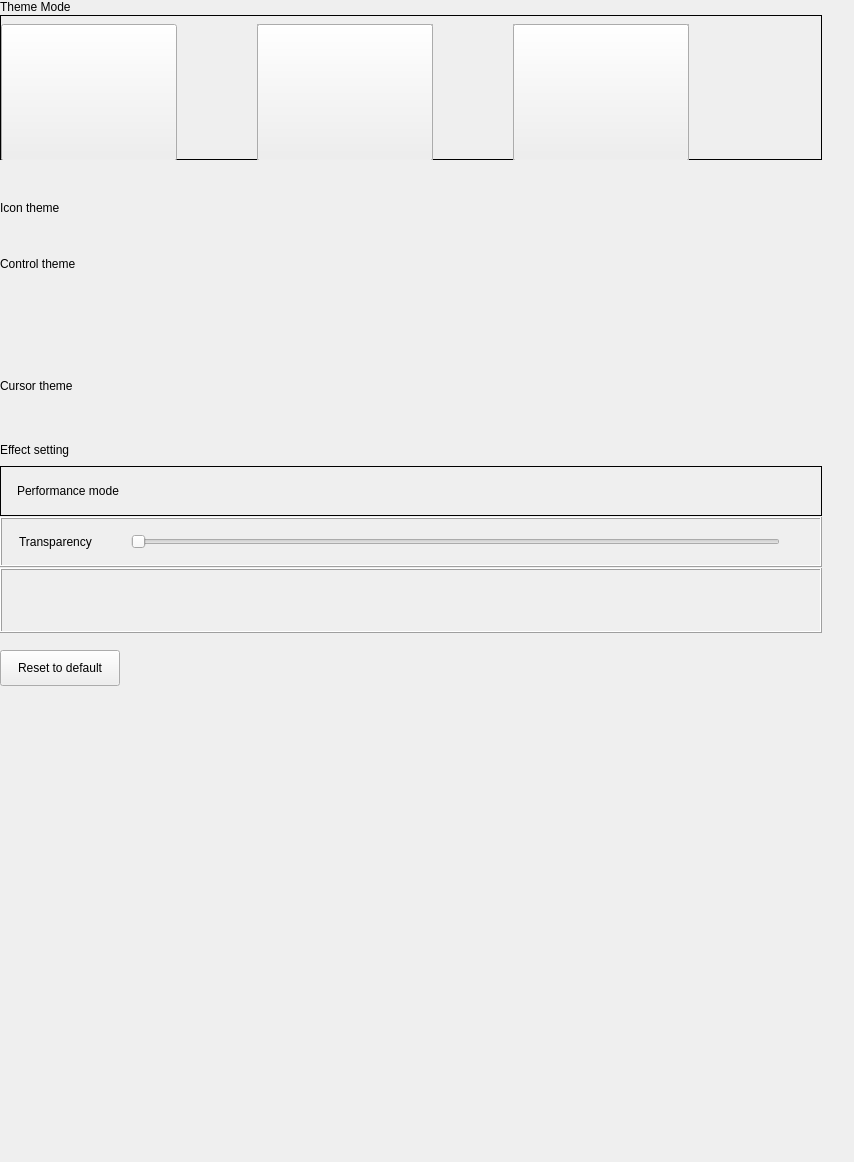
The window that plugins/personalized/theme/theme.ui (ukui/ukui-control-center) describes before a commit, drawn with Qt 5.
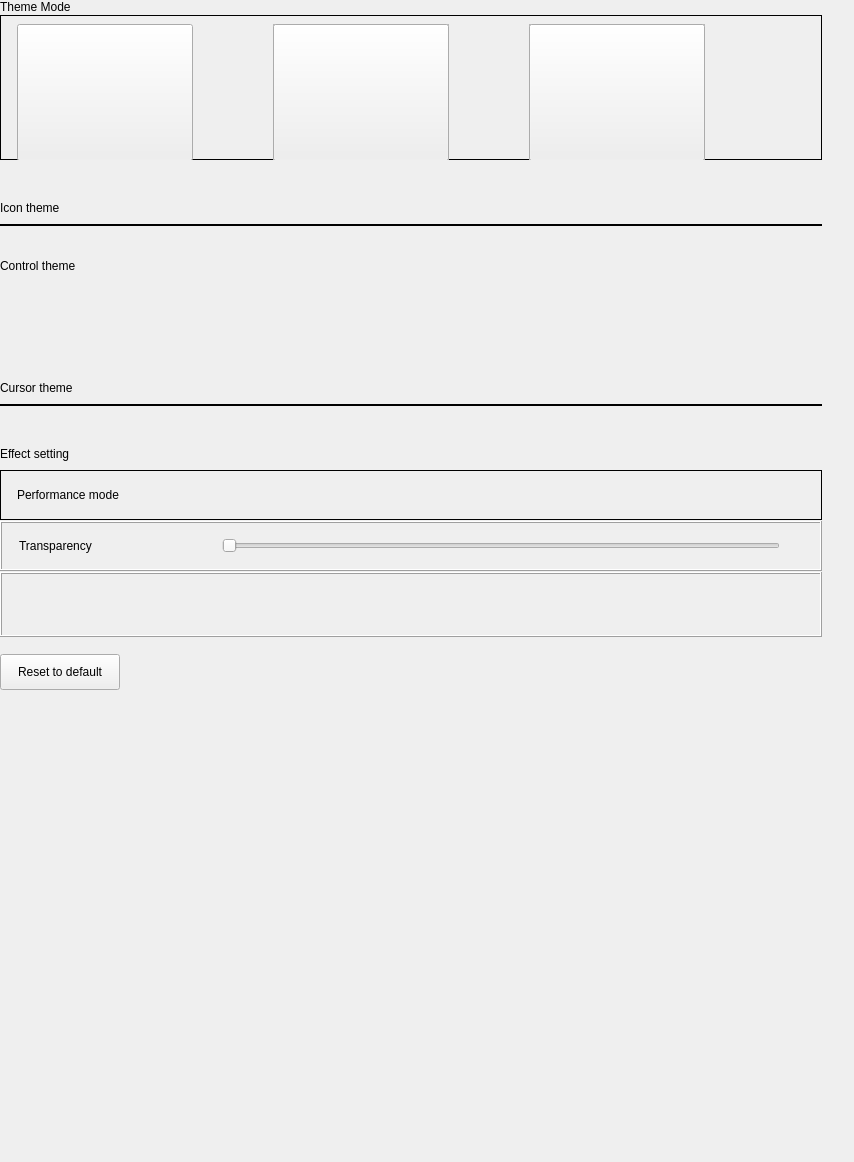
The same window after the commit. Custom widgets are drawn as their Qt base class.

Commit message:
fix(Theme): Theme
Description: Theme

Log: 更换主题界面部分样式

```diff
--- a/plugins/personalized/theme/theme.ui
+++ b/plugins/personalized/theme/theme.ui
@@ -99,7 +99,7 @@
             <number>16</number>
            </property>
            <property name="leftMargin">
-            <number>0</number>
+            <number>16</number>
            </property>
            <property name="topMargin">
             <number>8</number>
@@ -363,7 +363,10 @@
          </spacer>
         </item>
         <item>
-         <widget class="QWidget" name="iconThemeWidget" native="true">
+         <widget class="QFrame" name="iconThemeFrame">
+          <property name="frameShape">
+           <enum>QFrame::Box</enum>
+          </property>
           <layout class="QVBoxLayout" name="verticalLayout_8">
            <property name="spacing">
             <number>0</number>
@@ -511,7 +514,10 @@
          </spacer>
         </item>
         <item>
-         <widget class="QWidget" name="cursorWidget" native="true">
+         <widget class="QFrame" name="cursorFrame">
+          <property name="frameShape">
+           <enum>QFrame::Box</enum>
+          </property>
           <layout class="QVBoxLayout" name="verticalLayout_9">
            <property name="spacing">
             <number>0</number>
@@ -713,6 +719,18 @@
              </property>
              <item>
               <widget class="QLabel" name="transparencyLabel">
+               <property name="minimumSize">
+                <size>
+                 <width>164</width>
+                 <height>0</height>
+                </size>
+               </property>
+               <property name="maximumSize">
+                <size>
+                 <width>160</width>
+                 <height>16777215</height>
+                </size>
+               </property>
                <property name="text">
                 <string>Transparency</string>
                </property>
```
Left out of the diff: 2 changed lines with no effect on the pictures. The commit also changes 4 other files.
